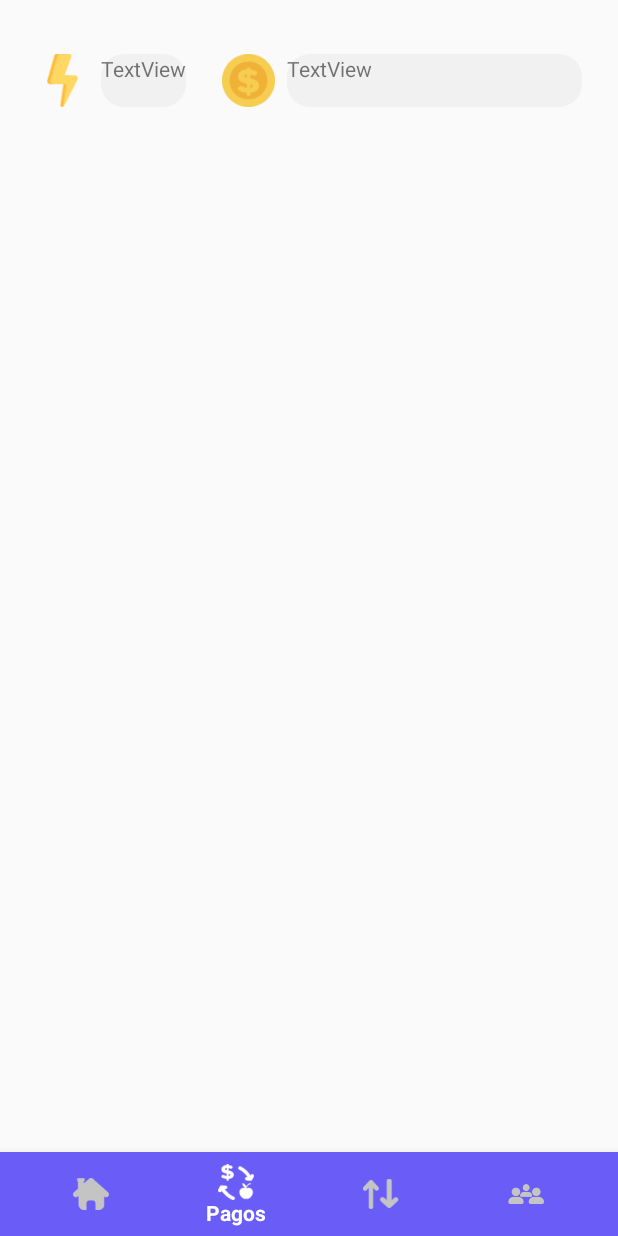
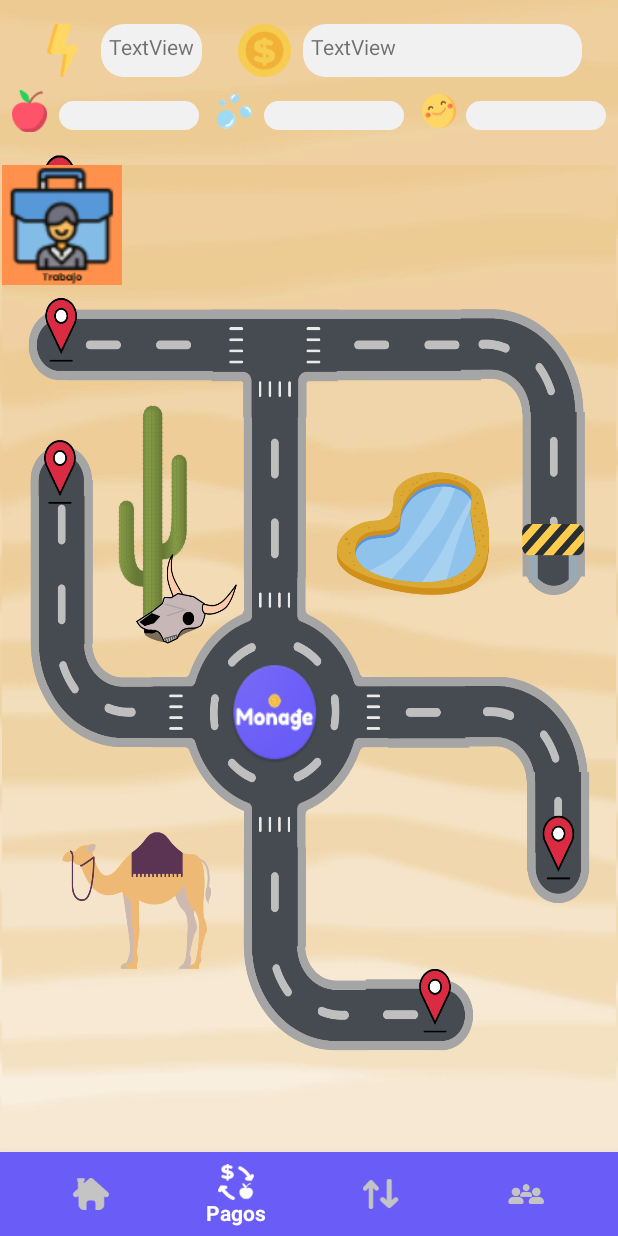
Before and after one commit to FernandaRojas152/monage, an Android app: the HomeFragment screen opened directly, with no data from a screen before it, item 2 of the bottom bar chosen, on a phone screen of 412 x 824 dp. Run offline under Robolectric (Android 15) with nearby library versions, the light colour scheme and no system bars.

Commit message:
Desing payment screen. Fix desing home screen

```diff
--- a/app/src/main/res/layout/fragment_home.xml
+++ b/app/src/main/res/layout/fragment_home.xml
@@ -32,6 +32,7 @@
         android:layout_marginStart="8dp"
         android:layout_marginEnd="24dp"
         android:background="@drawable/backtxt"
+        android:padding="5dp"
         android:text="energia"
         android:textAlignment="center"
         android:textAllCaps="false"
@@ -52,6 +53,7 @@
         android:layout_marginEnd="24dp"
         android:background="@drawable/backtxt"
         android:elegantTextHeight="true"
+        android:padding="5dp"
         android:text="Dinero"
         android:textColor="@color/principal"
         android:textStyle="bold"
--- a/app/src/main/res/layout/fragment_payments.xml
+++ b/app/src/main/res/layout/fragment_payments.xml
@@ -1,8 +1,10 @@
 <?xml version="1.0" encoding="utf-8"?>
-<androidx.constraintlayout.widget.ConstraintLayout xmlns:app="http://schemas.android.com/apk/res-auto"
+<androidx.constraintlayout.widget.ConstraintLayout xmlns:android="http://schemas.android.com/apk/res/android"
+    xmlns:app="http://schemas.android.com/apk/res-auto"
+    xmlns:tools="http://schemas.android.com/tools"
     android:layout_width="match_parent"
     android:layout_height="match_parent"
-    xmlns:android="http://schemas.android.com/apk/res/android">
+    android:background="@drawable/mapMonageCity">
 
     <TextView
         android:id="@+id/textView3"
@@ -10,6 +12,7 @@
         android:layout_height="0dp"
         android:layout_marginStart="8dp"
         android:background="@drawable/backtxt"
+        android:padding="5dp"
         android:text="TextView"
         android:textAlignment="center"
         android:textAllCaps="false"
@@ -17,7 +20,18 @@
         app:autoSizeTextType="none"
         app:layout_constraintBottom_toBottomOf="@+id/imageView9"
         app:layout_constraintStart_toEndOf="@+id/imageView9"
-        app:layout_constraintTop_toTopOf="@+id/imageView9" />
+        app:layout_constraintTop_toTopOf="@+id/imageView9"
+        app:layout_constraintVertical_bias="0.0" />
+
+    <ImageView
+        android:id="@+id/imageView9"
+        android:layout_width="35dp"
+        android:layout_height="35dp"
+        android:layout_marginStart="24dp"
+        android:layout_marginTop="16dp"
+        app:layout_constraintStart_toStartOf="parent"
+        app:layout_constraintTop_toTopOf="parent"
+        app:srcCompat="@drawable/lightning" />
 
     <TextView
         android:id="@+id/textView5"
@@ -27,12 +41,15 @@
         android:layout_marginEnd="24dp"
         android:background="@drawable/backtxt"
         android:elegantTextHeight="true"
+        android:padding="5dp"
         android:text="TextView"
         app:autoSizeTextType="none"
         app:layout_constraintBottom_toBottomOf="@+id/imageView8"
         app:layout_constraintEnd_toEndOf="parent"
+        app:layout_constraintHorizontal_bias="0.0"
         app:layout_constraintStart_toEndOf="@+id/imageView8"
-        app:layout_constraintTop_toTopOf="@+id/imageView8" />
+        app:layout_constraintTop_toTopOf="@+id/imageView8"
+        app:layout_constraintVertical_bias="0.0" />
 
     <ImageView
         android:id="@+id/imageView8"
@@ -44,13 +61,124 @@
         app:layout_constraintStart_toEndOf="@+id/textView3"
         app:layout_constraintTop_toTopOf="@+id/textView3" />
 
+    <ProgressBar
+        android:id="@+id/progressHygieneP"
+        style="?android:attr/progressBarStyleHorizontal"
+        android:layout_width="93dp"
+        android:layout_height="19dp"
+        android:layout_marginStart="8dp"
+        android:layout_marginTop="16dp"
+        android:progressDrawable="@drawable/pb_hygiene"
+        app:layout_constraintStart_toEndOf="@+id/imageView23"
+        app:layout_constraintTop_toBottomOf="@+id/textView5" />
+
+    <ProgressBar
+        android:id="@+id/progressFoodP"
+        style="?android:attr/progressBarStyleHorizontal"
+        android:layout_width="93dp"
+        android:layout_height="19dp"
+        android:layout_marginStart="8dp"
+        android:layout_marginTop="16dp"
+        android:progressDrawable="@drawable/pb_food"
+        app:layout_constraintStart_toEndOf="@+id/imageView20"
+        app:layout_constraintTop_toBottomOf="@+id/textView3" />
+
     <ImageView
-        android:id="@+id/imageView9"
-        android:layout_width="35dp"
-        android:layout_height="35dp"
-        android:layout_marginStart="24dp"
-        android:layout_marginTop="36dp"
+        android:id="@+id/imageView23"
+        android:layout_width="23dp"
+        android:layout_height="33dp"
+        android:layout_marginStart="12dp"
+        android:layout_marginTop="6dp"
+        android:layout_marginBottom="3dp"
+        app:layout_constraintBottom_toTopOf="@+id/constrainMap"
+        app:layout_constraintStart_toEndOf="@+id/progressFoodP"
+        app:layout_constraintTop_toBottomOf="@+id/imageView8"
+        app:layout_constraintVertical_bias="0.0"
+        app:srcCompat="@drawable/hygiene" />
+
+    <ImageView
+        android:id="@+id/imageView24"
+        android:layout_width="23dp"
+        android:layout_height="33dp"
+        android:layout_marginStart="12dp"
+        android:layout_marginTop="6dp"
+        android:layout_marginBottom="3dp"
+        app:layout_constraintBottom_toTopOf="@+id/constrainMap"
+        app:layout_constraintStart_toEndOf="@+id/progressHygieneP"
+        app:layout_constraintTop_toBottomOf="@+id/textView5"
+        app:layout_constraintVertical_bias="0.0"
+        app:srcCompat="@drawable/fun" />
+
+    <ImageView
+        android:id="@+id/imageView20"
+        android:layout_width="23dp"
+        android:layout_height="33dp"
+        android:layout_marginStart="8dp"
+        android:layout_marginTop="6dp"
+        android:layout_marginBottom="3dp"
+        app:layout_constraintBottom_toTopOf="@+id/constrainMap"
         app:layout_constraintStart_toStartOf="parent"
-        app:layout_constraintTop_toTopOf="parent"
-        app:srcCompat="@drawable/lightning" />
+        app:layout_constraintTop_toBottomOf="@+id/imageView9"
+        app:layout_constraintVertical_bias="0.0"
+        app:srcCompat="@drawable/food" />
+
+    <ProgressBar
+        android:id="@+id/progressFunP"
+        style="?android:attr/progressBarStyleHorizontal"
+        android:layout_width="0dp"
+        android:layout_height="19dp"
+        android:layout_marginStart="6dp"
+        android:layout_marginTop="16dp"
+        android:layout_marginEnd="8dp"
+        android:progressDrawable="@drawable/pb_hygiene"
+        app:layout_constraintEnd_toEndOf="parent"
+        app:layout_constraintHorizontal_bias="0.266"
+        app:layout_constraintStart_toEndOf="@+id/imageView24"
+        app:layout_constraintTop_toBottomOf="@+id/textView5" />
+
+    <androidx.constraintlayout.widget.ConstraintLayout
+        android:id="@+id/constrainMap"
+        android:layout_width="409dp"
+        android:layout_height="658dp"
+        android:layout_marginTop="60dp"
+        android:layout_marginBottom="1dp"
+        android:background="@drawable/mapMonageCity"
+        app:layout_constraintBottom_toBottomOf="parent"
+        app:layout_constraintEnd_toEndOf="parent"
+        app:layout_constraintStart_toStartOf="parent"
+        app:layout_constraintTop_toBottomOf="@+id/textView3">
+
+        <Button
+            android:id="@+id/button7"
+            android:layout_width="80dp"
+            android:layout_height="80dp"
+            android:background="@drawable/supermercado"
+            tools:layout_editor_absoluteX="322dp"
+            tools:layout_editor_absoluteY="418dp" />
+
+        <Button
+            android:id="@+id/button8"
+            android:layout_width="80dp"
+            android:layout_height="80dp"
+            android:background="@drawable/spa"
+            tools:layout_editor_absoluteX="261dp"
+            tools:layout_editor_absoluteY="524dp" />
+
+        <Button
+            android:id="@+id/button5"
+            android:layout_width="80dp"
+            android:layout_height="80dp"
+            android:background="@drawable/parque"
+            tools:layout_editor_absoluteX="16dp"
+            tools:layout_editor_absoluteY="67dp" />
+
+        <Button
+            android:id="@+id/button6"
+            android:layout_width="80dp"
+            android:layout_height="80dp"
+            android:background="@drawable/trabajo"
+            tools:layout_editor_absoluteX="6dp"
+            tools:layout_editor_absoluteY="164dp" />
+    </androidx.constraintlayout.widget.ConstraintLayout>
+
 </androidx.constraintlayout.widget.ConstraintLayout>
```
Also changed, not shown: app/src/main/res/drawable/mapMonageCity.png (added), app/src/main/res/drawable/parque.png (added), app/src/main/res/drawable/spa.png (added), app/src/main/res/drawable/supermercado.png (added), app/src/main/res/drawable/trabajo.png (added).
